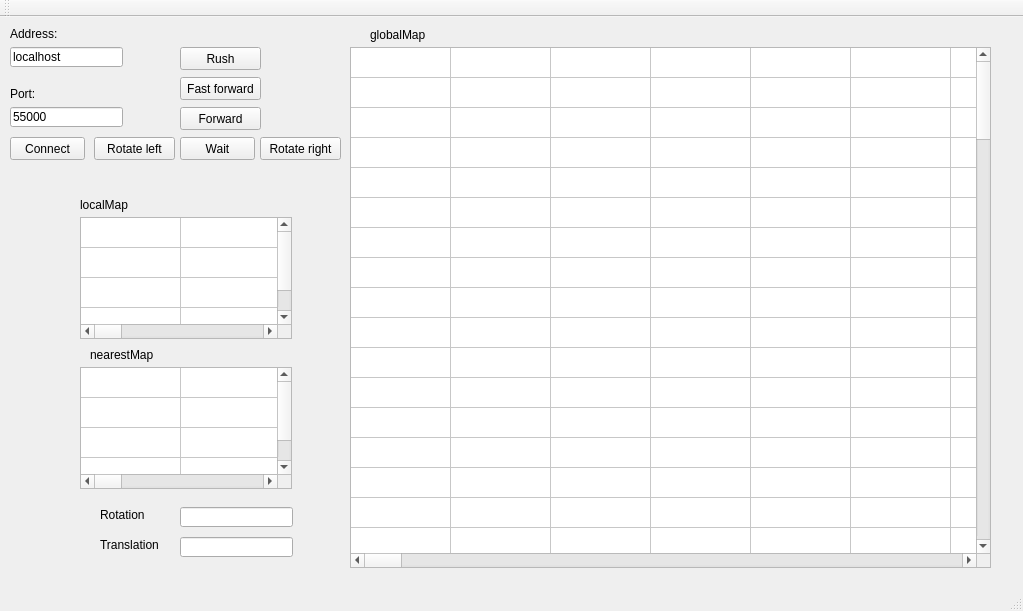
Qt form mainwindow.ui (PaulinaSadowska/Labyrinth_contest_client) before a commit.
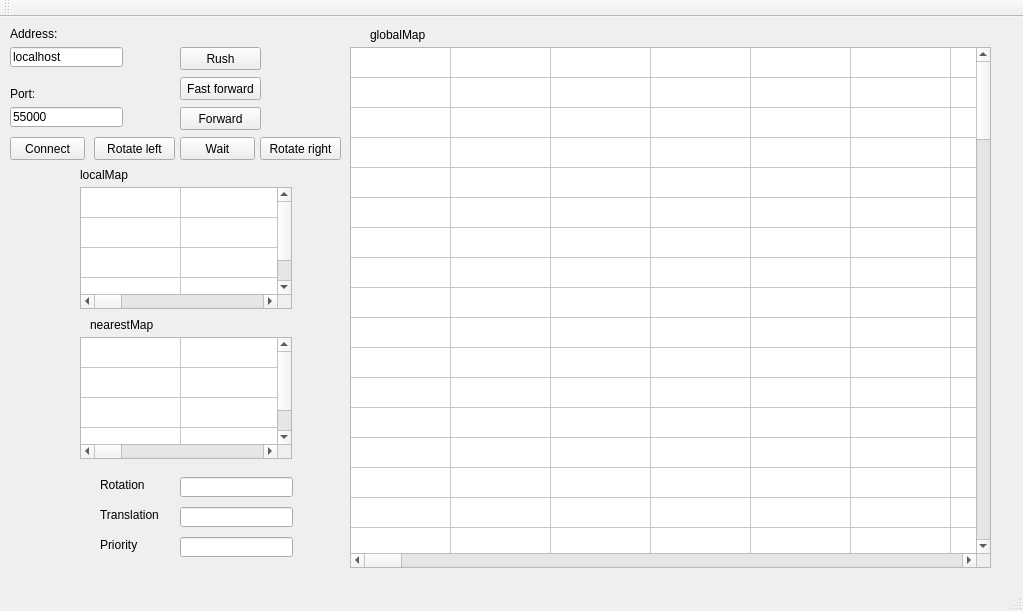
The same form after that commit.

Commit message: Changing priority on run

Patch:
```diff
--- a/mainwindow.ui
+++ b/mainwindow.ui
@@ -161,7 +161,7 @@
     <property name="geometry">
      <rect>
       <x>100</x>
-      <y>490</y>
+      <y>460</y>
       <width>51</width>
       <height>16</height>
      </rect>
@@ -174,7 +174,7 @@
     <property name="geometry">
      <rect>
       <x>100</x>
-      <y>520</y>
+      <y>490</y>
       <width>71</width>
       <height>16</height>
      </rect>
@@ -187,7 +187,7 @@
     <property name="geometry">
      <rect>
       <x>180</x>
-      <y>490</y>
+      <y>460</y>
       <width>113</width>
       <height>20</height>
      </rect>
@@ -197,7 +197,7 @@
     <property name="geometry">
      <rect>
       <x>180</x>
-      <y>520</y>
+      <y>490</y>
       <width>113</width>
       <height>20</height>
      </rect>
@@ -207,7 +207,7 @@
     <property name="geometry">
      <rect>
       <x>80</x>
-      <y>200</y>
+      <y>170</y>
       <width>212</width>
       <height>122</height>
      </rect>
@@ -463,7 +463,7 @@
     <property name="geometry">
      <rect>
       <x>80</x>
-      <y>350</y>
+      <y>320</y>
       <width>212</width>
       <height>122</height>
      </rect>
@@ -496,7 +496,7 @@
     <property name="geometry">
      <rect>
       <x>80</x>
-      <y>180</y>
+      <y>150</y>
       <width>61</width>
       <height>16</height>
      </rect>
@@ -509,7 +509,7 @@
     <property name="geometry">
      <rect>
       <x>90</x>
-      <y>330</y>
+      <y>300</y>
       <width>81</width>
       <height>16</height>
      </rect>
@@ -531,6 +531,29 @@
      <string>globalMap</string>
     </property>
    </widget>
+   <widget class="QLabel" name="label_8">
+    <property name="geometry">
+     <rect>
+      <x>100</x>
+      <y>520</y>
+      <width>111</width>
+      <height>16</height>
+     </rect>
+    </property>
+    <property name="text">
+     <string>Priority</string>
+    </property>
+   </widget>
+   <widget class="QLineEdit" name="priorityEdit">
+    <property name="geometry">
+     <rect>
+      <x>180</x>
+      <y>520</y>
+      <width>113</width>
+      <height>20</height>
+     </rect>
+    </property>
+   </widget>
   </widget>
   <widget class="QMenuBar" name="menuBar">
    <property name="geometry">
```
The commit also changes 4 other files.
